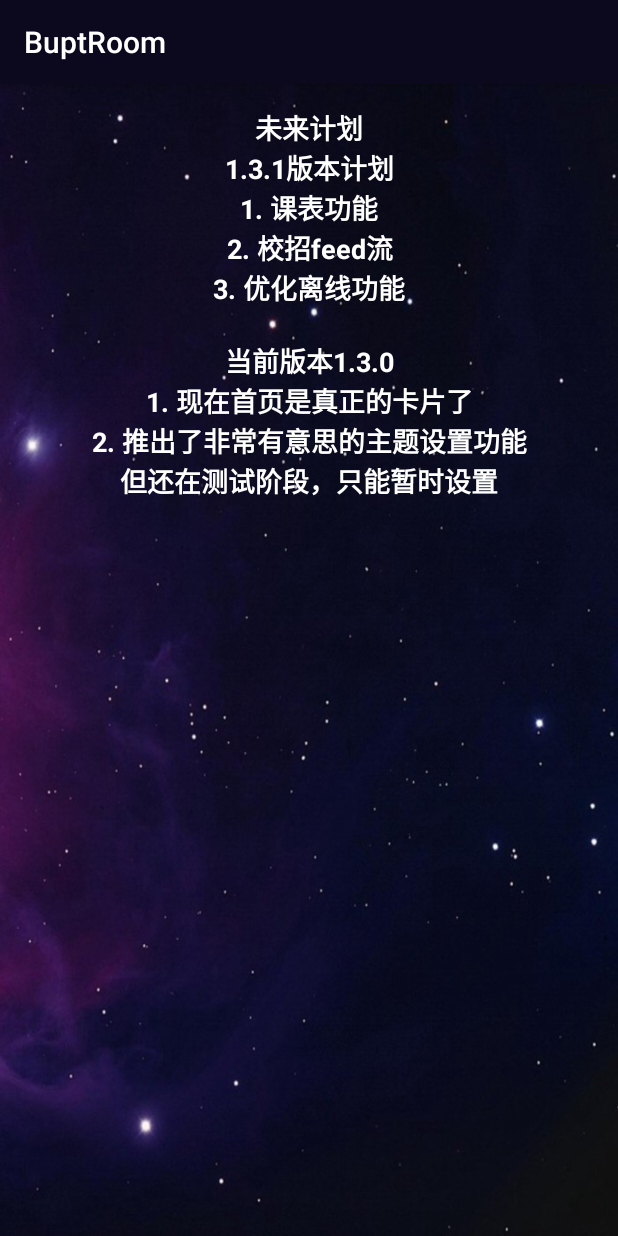
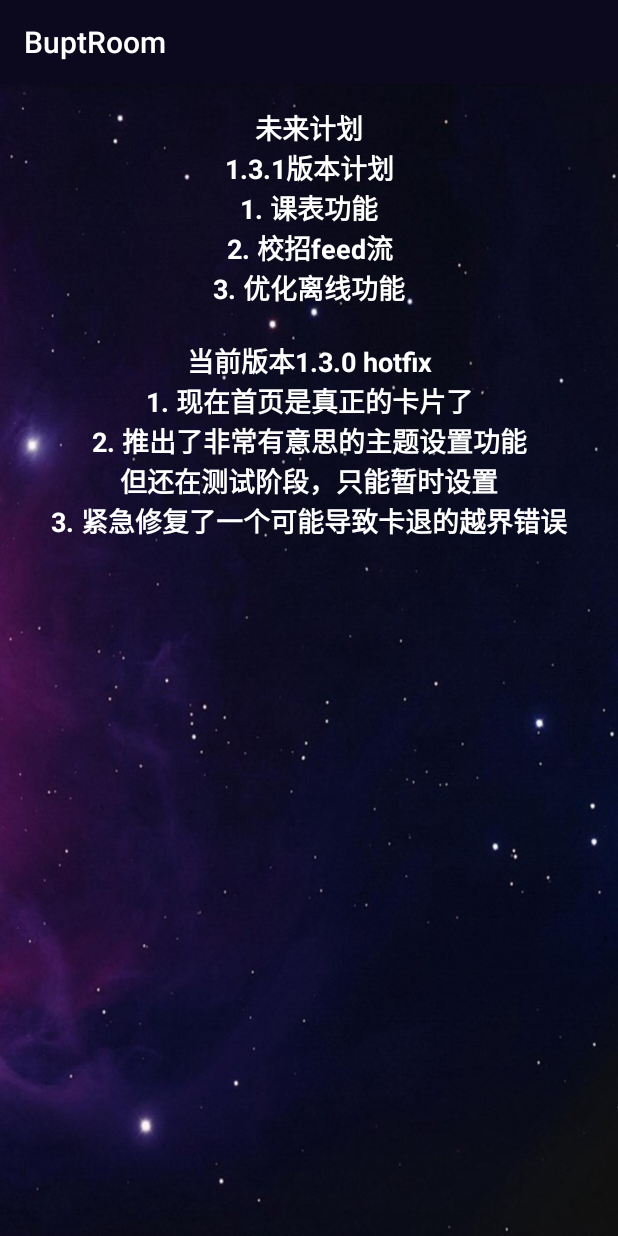
Before and after one commit to thinkwee/BuptRoom, an Android app: the fragment VersionFragment shown on its own in the app's theme, on a phone screen of 412 x 824 dp. Run offline under Robolectric (Android 15) with nearby library versions, the phone set to English and light mode, and no system bars; 4 statements that could not run were skipped.

Commit message:
1.3.0 hotfix

```diff
--- a/app/build.gradle
+++ b/app/build.gradle
@@ -7,8 +7,8 @@ android {
         applicationId "thinkwee.buptroom"
         minSdkVersion 16
         targetSdkVersion 24
-        versionCode 22
-        versionName "1.3.0"
+        versionCode 23
+        versionName "1.3.0 hotfix"
         testInstrumentationRunner "android.support.test.runner.AndroidJUnitRunner"
     }
     buildTypes {
--- a/app/src/main/java/thinkwee/buptroom/EmptyRoom.java
+++ b/app/src/main/java/thinkwee/buptroom/EmptyRoom.java
@@ -113,7 +113,7 @@ public class EmptyRoom {
          */
 
         k++;
-        while (1 == 1) {
+        while (1 == 1&k<RawRoomInfo.length) {
             if (RawRoomInfo[k].contains("楼") || RawRoomInfo[k].contains("节") || RawRoomInfo[k].contains("图"))         break;
             switch (c) {
                 case 1:
--- a/app/src/main/res/values/strings.xml
+++ b/app/src/main/res/values/strings.xml
@@ -3,12 +3,12 @@
     <string name="navigation_drawer_open">Open navigation drawer</string>
     <string name="navigation_drawer_close">Close navigation drawer</string>
     <string name="action_settings">Settings</string>
-    <string name="devoloper_openresource_string">"开发：Thinkwee\n测试：Sworduo\n\n版本:V1.3.0\n\n项目托管:Github\n分发:Fir.im\n"</string>
+    <string name="devoloper_openresource_string">"开发：Thinkwee\n测试：Sworduo\n\n版本:V1.3.0 hotfix\n\n项目托管:Github\n分发:Fir.im\n"</string>
     <string name="version">"未来计划\n1.3.1版本计划
 1. 课表功能
 2. 校招feed流
 3. 优化离线功能\n"</string>
-    <string name="version_history">"当前版本1.3.0
+    <string name="version_history">"当前版本1.3.0 hotfix
 1. 现在首页是真正的卡片了
-2. 推出了非常有意思的主题设置功能\n但还在测试阶段，只能暂时设置"</string>
+2. 推出了非常有意思的主题设置功能\n但还在测试阶段，只能暂时设置\n3. 紧急修复了一个可能导致卡退的越界错误"</string>
 </resources>
```
Also changed, not shown: app/src/main/java/thinkwee/buptroom/HomePageFragment.java (+1 -7 lines), 1 other file.
